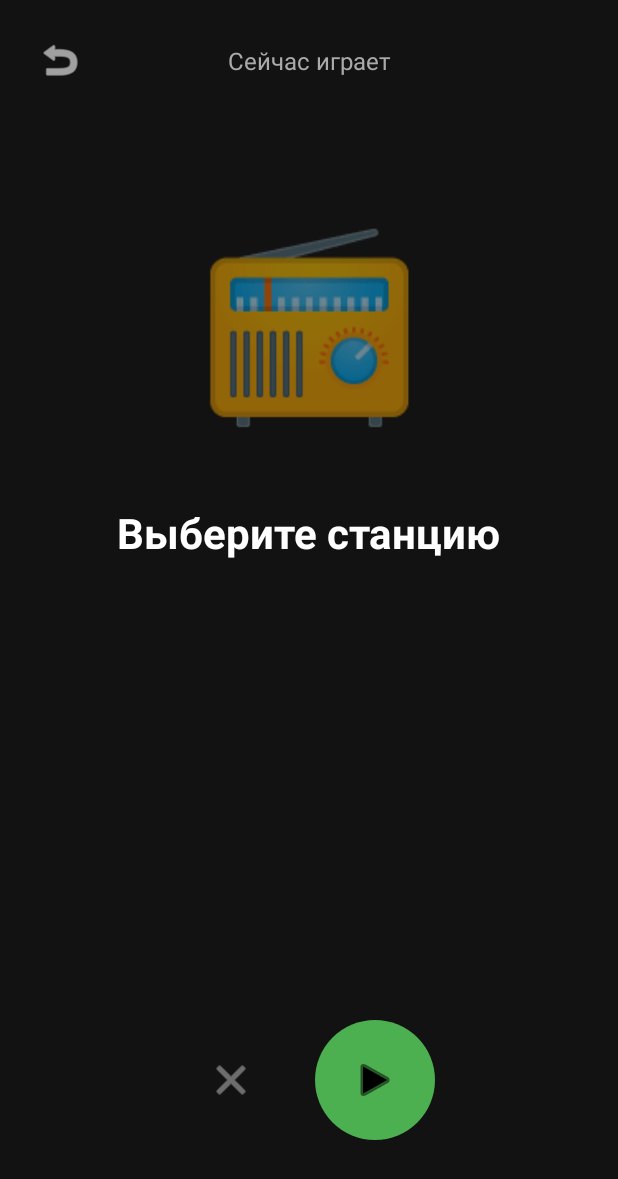
After one commit to Ivan73738182/WaveBoxApp, an Android app: the layout activity_player.xml on its own in the app's theme, with its tools: preview values and no code run, on a phone screen of 412 x 824 dp. The commit adds this screen. Shown: the top 1179 px of the screen. Run offline under Robolectric (Android 15) with nearby library versions, the phone set to English and light mode, and no system bars.

Commit message:
feat: add full-screen player activity

```diff
--- /dev/null
+++ b/app/src/main/res/layout/activity_player.xml
@@ -0,0 +1,98 @@
+<?xml version="1.0" encoding="utf-8"?>
+<androidx.constraintlayout.widget.ConstraintLayout xmlns:android="http://schemas.android.com/apk/res/android"
+    xmlns:app="http://schemas.android.com/apk/res-auto"
+    android:layout_width="match_parent"
+    android:layout_height="match_parent"
+    android:background="#121212">
+
+    <ImageButton
+        android:id="@+id/backButton"
+        android:layout_width="48dp"
+        android:layout_height="48dp"
+        android:layout_margin="16dp"
+        android:background="?attr/selectableItemBackgroundBorderless"
+        android:src="@android:drawable/ic_menu_revert"
+        app:tint="#FFFFFF"
+        app:layout_constraintTop_toTopOf="parent"
+        app:layout_constraintStart_toStartOf="parent" />
+
+    <TextView
+        android:id="@+id/playerTitle"
+        android:layout_width="wrap_content"
+        android:layout_height="wrap_content"
+        android:text="Сейчас играет"
+        android:textColor="#AAAAAA"
+        android:textSize="16sp"
+        app:layout_constraintTop_toTopOf="@id/backButton"
+        app:layout_constraintBottom_toBottomOf="@id/backButton"
+        app:layout_constraintStart_toStartOf="parent"
+        app:layout_constraintEnd_toEndOf="parent" />
+
+    <!-- Большая иконка станции -->
+    <TextView
+        android:id="@+id/bigIcon"
+        android:layout_width="200dp"
+        android:layout_height="200dp"
+        android:gravity="center"
+        android:textSize="120sp"
+        android:text="📻"
+        app:layout_constraintTop_toBottomOf="@id/backButton"
+        app:layout_constraintStart_toStartOf="parent"
+        app:layout_constraintEnd_toEndOf="parent"
+        android:layout_marginTop="48dp"/>
+
+    <TextView
+        android:id="@+id/stationNameText"
+        android:layout_width="wrap_content"
+        android:layout_height="wrap_content"
+        android:text="Выберите станцию"
+        android:textColor="#FFFFFF"
+        android:textSize="28sp"
+        android:textStyle="bold"
+        app:layout_constraintTop_toBottomOf="@id/bigIcon"
+        app:layout_constraintStart_toStartOf="parent"
+        app:layout_constraintEnd_toEndOf="parent"
+        android:layout_marginTop="24dp"/>
+
+    <TextView
+        android:id="@+id/stationDescText"
+        android:layout_width="wrap_content"
+        android:layout_height="wrap_content"
+        android:text=""
+        android:textColor="#AAAAAA"
+        android:textSize="16sp"
+        app:layout_constraintTop_toBottomOf="@id/stationNameText"
+        app:layout_constraintStart_toStartOf="parent"
+        app:layout_constraintEnd_toEndOf="parent"
+        android:layout_marginTop="8dp"/>
+
+    <!-- Кнопки управления -->
+    <LinearLayout
+        android:layout_width="match_parent"
+        android:layout_height="wrap_content"
+        android:orientation="horizontal"
+        android:gravity="center"
+        android:paddingHorizontal="32dp"
+        app:layout_constraintBottom_toBottomOf="parent"
+        android:layout_marginBottom="64dp">
+
+        <ImageButton
+            android:id="@+id/playerStopButton"
+            android:layout_width="64dp"
+            android:layout_height="64dp"
+            android:background="?attr/selectableItemBackgroundBorderless"
+            android:src="@android:drawable/ic_menu_close_clear_cancel"
+            app:tint="#AAAAAA"
+            android:layout_marginEnd="24dp"/>
+
+        <ImageButton
+            android:id="@+id/playerPlayPauseButton"
+            android:layout_width="80dp"
+            android:layout_height="80dp"
+            android:background="@drawable/bg_circle_button"
+            android:src="@android:drawable/ic_media_play"
+            app:tint="#000000" />
+
+    </LinearLayout>
+
+</androidx.constraintlayout.widget.ConstraintLayout>
```
Also changed, not shown: app/src/main/java/com/ivangames/wavebox/MainActivity.kt (+12 -2 lines), app/src/main/java/com/ivangames/wavebox/PlayerActivity.kt (added, +91 -0 lines).
